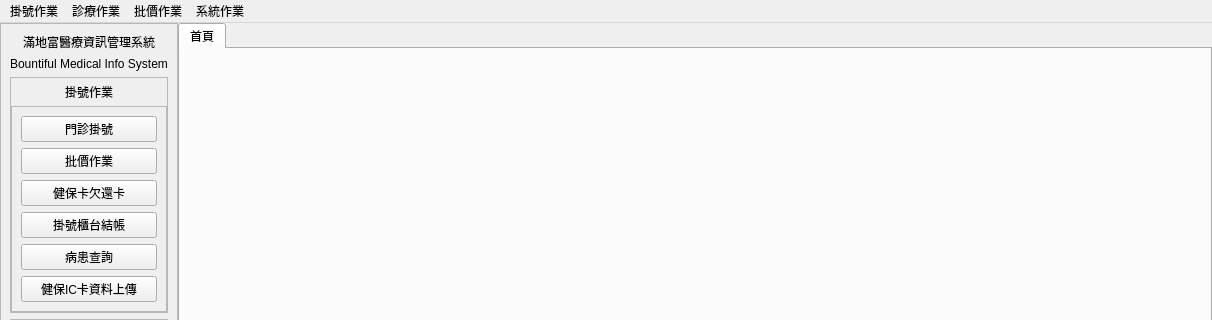
Old version of the form ui/pymedical.ui in the repository picacat/pyMedical; both pictures show x 0 to 1212 and y 0 to 320 of the 1212 by 927 pixel window.
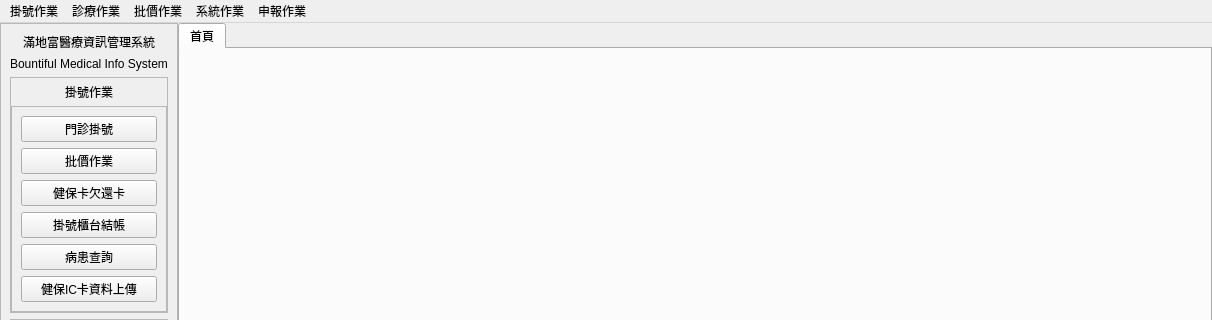
New version of the form. Icons and pictures are not drawn.

Patch:
```diff
--- a/ui/pymedical.ui
+++ b/ui/pymedical.ui
@@ -607,10 +607,20 @@
     </property>
     <addaction name="action_convert"/>
    </widget>
+   <widget class="QMenu" name="menu_5">
+    <property name="title">
+     <string>申報作業</string>
+    </property>
+    <addaction name="action_ins_check"/>
+    <addaction name="action_ins_apply"/>
+    <addaction name="separator"/>
+    <addaction name="action_ins_judge"/>
+   </widget>
    <addaction name="menu"/>
    <addaction name="menu_2"/>
    <addaction name="menu_3"/>
    <addaction name="menu_4"/>
+   <addaction name="menu_5"/>
   </widget>
   <widget class="QStatusBar" name="statusbar"/>
   <action name="action_convert">
```
Left out of the diff: 39 changed lines with no effect on the pictures.
